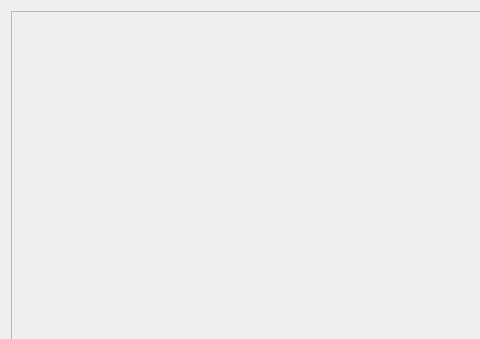
First picture: the form in MafiaHelper/votedialog.ui, repository MayRiv/MafiaHelper, before the edit; both pictures show x 0 to 480 and y 0 to 339 of the 730 by 465 pixel window.
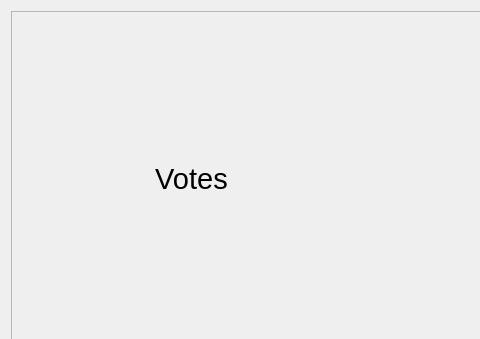
Second picture: the form after the edit.

The edit to the form file:
```diff
--- a/MafiaHelper/votedialog.ui
+++ b/MafiaHelper/votedialog.ui
@@ -76,6 +76,16 @@
          <property name="sizeConstraint">
           <enum>QLayout::SetMaximumSize</enum>
          </property>
+         <item>
+          <widget class="QLabel" name="label">
+           <property name="text">
+            <string>&lt;html&gt;&lt;head/&gt;&lt;body&gt;&lt;p&gt;&lt;span style=&quot; font-size:22pt;&quot;&gt;Votes&lt;/span&gt;&lt;/p&gt;&lt;/body&gt;&lt;/html&gt;</string>
+           </property>
+           <property name="alignment">
+            <set>Qt::AlignCenter</set>
+           </property>
+          </widget>
+         </item>
         </layout>
        </item>
       </layout>
```
